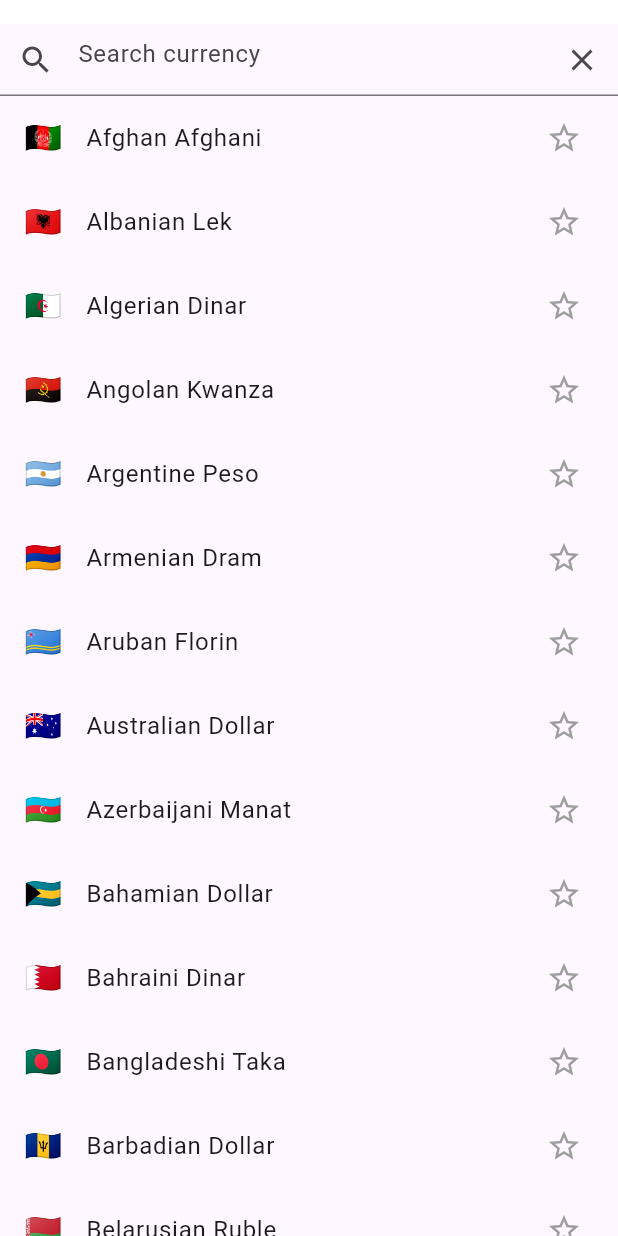
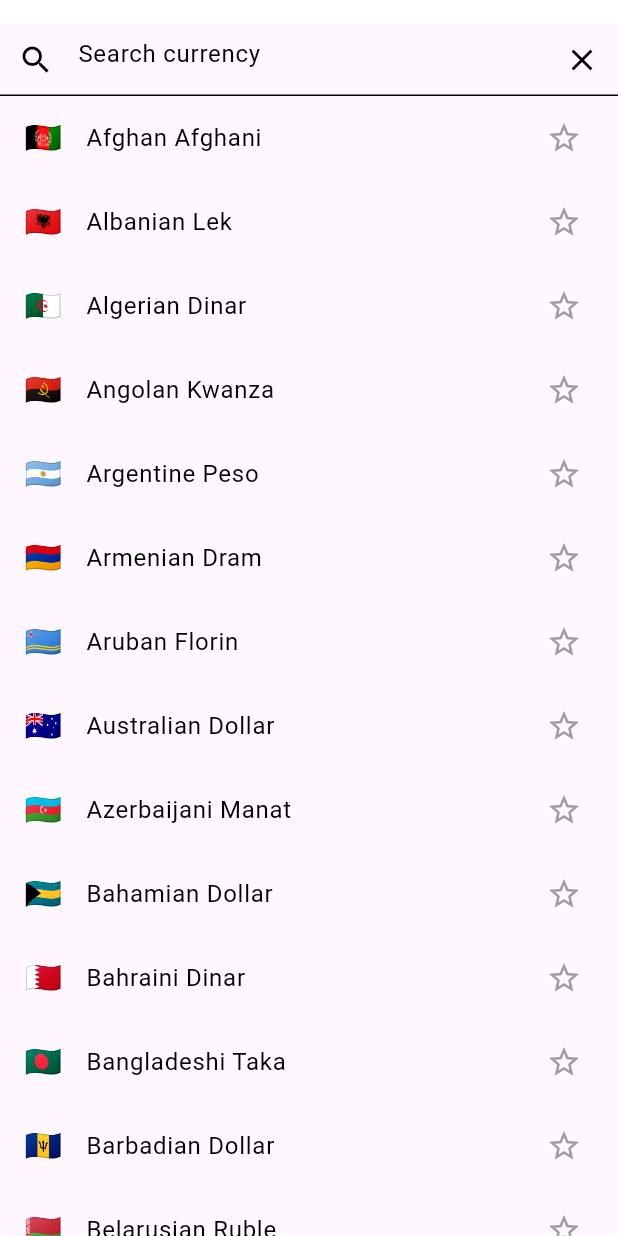
Before and after one commit to miguelx97/currency-flutter, a Flutter app: the CurrencyPickerSheet screen opened directly, on a phone screen of 412 x 824 dp. Run offline on Flutter 3.47's test engine with Material 3 defaults, Android fonts, the phone set to English and light mode, and no system bars; our stand-ins replace firebase_core, flutter_inset_box_shadow, shared_preferences; missing offline and left inert: function_tree; accounts and stored records are empty; generated files the repository leaves out were written again; network calls fail; Roboto replaces fonts that are missing (NotoEmoji).

Commit message:
added theming

```diff
--- a/lib/src/app.dart
+++ b/lib/src/app.dart
@@ -1,4 +1,5 @@
 import 'package:currencii/src/screens/home.screen.dart';
+import 'package:currencii/src/shared/theme.dart';
 import 'package:flutter/material.dart';
 import 'package:flutter/services.dart';
 import 'package:flutter_gen/gen_l10n/app_localizations.dart';
@@ -63,8 +64,8 @@ class MyApp extends StatelessWidget {
           // Define a light and dark color theme. Then, read the user's
           // preferred ThemeMode (light, dark, or system default) from the
           // SettingsController to display the correct theme.
-          theme: ThemeData(),
-          darkTheme: ThemeData.dark(),
+          theme: lightTheme,
+          darkTheme: darkTheme,
           themeMode: settingsController.themeMode,
 
           // Define a function to handle named routes in order to support
--- /dev/null
+++ b/lib/src/shared/theme.dart
@@ -0,0 +1,28 @@
+import 'package:flutter/material.dart';
+
+ThemeData lightTheme = ThemeData().copyWith(
+  primaryColor: const Color(0xff87C7EB),
+  primaryColorDark: const Color(0xff2291d0),
+  brightness: Brightness.light,
+  colorScheme: const ColorScheme.light(
+    background: Color(0xFFE7ECEF),
+    tertiary: Color(0xff436375),
+    surface: Colors.white,
+    surfaceVariant: Colors.black38,
+    primary: Color(0xff87C7EB),
+  ),
+);
+
+ThemeData darkTheme = ThemeData.dark().copyWith(
+  primaryColor: const Color(0xff6c9fbc),
+  primaryColorDark: const Color(0xff176591),
+  brightness: Brightness.dark,
+
+  colorScheme: const ColorScheme.dark(
+    background: Color(0xFF2b2f31),
+    tertiary: Color(0xffeceff1),
+    surface: Colors.white12,
+    surfaceVariant: Colors.black54,
+    primary: Color(0xff6c9fbc)
+  ),
+);
```
Also changed, not shown: lib/src/models/button_calc.dart (+10 -11 lines), lib/src/screens/home.screen.dart (+6 -6 lines), lib/src/shared/colors.dart (deleted, +0 -9 lines), lib/src/widgets/button_calc.widget.dart (+4 -4 lines), lib/src/widgets/field_formula.widget.dart (+12 -12 lines).
